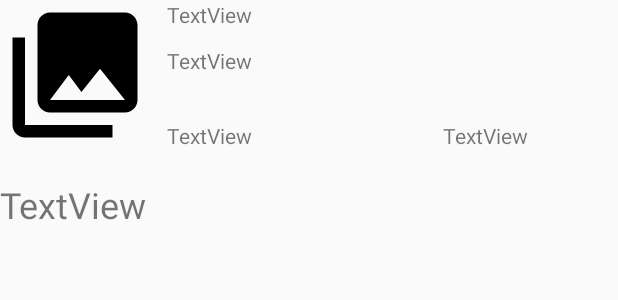
After one commit to phamhoainguyen/CarPooling2, an Android app: the layout history_item.xml on its own in the app's theme, with its tools: preview values and no code run, on a phone screen of 412 x 824 dp. The commit adds this screen. Shown: the top 300 px of the screen. Run offline under Robolectric (Android 15) with nearby library versions, the phone set to English and light mode, and no system bars.

Commit message:
- Cache được tài khoản, ứng dụng không bị quay lại màn hình đầu tiên khi nhấn home hoặc back button - Register: kiểm thực được số điện thoaị đã đươc đăng kí chưa  - History: quản lý lịch sữ bài đăng, đang làm thêm chức năng xóa bài đăng  - Vô MainAcitvity thì không back lại được màn hình đăng kí hay đăng nhập

```diff
--- a/app/build.gradle
+++ b/app/build.gradle
@@ -10,6 +10,7 @@ android {
         versionCode 1
         versionName "1.0"
         testInstrumentationRunner "android.support.test.runner.AndroidJUnitRunner"
+        multiDexEnabled true
     }
     buildTypes {
         release {
--- a/app/src/main/java/com/example/admin/carpooling2/PhoneVerification.java
+++ b/app/src/main/java/com/example/admin/carpooling2/PhoneVerification.java
@@ -2,6 +2,7 @@ package com.example.admin.carpooling2;
 
 import android.app.ProgressDialog;
 import android.content.Intent;
+import android.content.SharedPreferences;
 import android.support.annotation.NonNull;
 import android.support.v7.app.AppCompatActivity;
 import android.os.Bundle;
@@ -203,6 +204,11 @@ public class PhoneVerification extends AppCompatActivity implements VerifyReques
                                     User newUser = new User(user.getUid(),name,phone);
                                     FirebaseDatabase.getInstance().getReference("users").child(user.getUid()).setValue(newUser);
                                     MainActivity.currentUser = newUser;
+                                    SharedPreferences cache = getSharedPreferences("cache",MODE_PRIVATE);
+                                    SharedPreferences.Editor editor = cache.edit();
+                                    editor.putString("id",user.getUid());
+
+                                    editor.commit();
                                     dialog.dismiss();
                                     startActivity(intent);
 
--- a/app/src/main/java/com/example/admin/carpooling2/Result.java
+++ b/app/src/main/java/com/example/admin/carpooling2/Result.java
@@ -112,6 +112,7 @@ public class Result extends Fragment implements RecordAdapter.ClickListener{
         return  view;
     }
 
+
     @Override
     public void onResume() {
         super.onResume();
--- /dev/null
+++ b/app/src/main/res/layout/history_item.xml
@@ -0,0 +1,60 @@
+<?xml version="1.0" encoding="utf-8"?>
+<RelativeLayout xmlns:android="http://schemas.android.com/apk/res/android"
+    xmlns:app="http://schemas.android.com/apk/res-auto"
+    android:layout_width="match_parent"
+    android:layout_height="wrap_content"
+    android:orientation="vertical">
+
+    <ImageView
+        android:id="@+id/imgVehicle"
+        android:layout_width="100dp"
+        android:layout_height="100dp"
+        app:srcCompat="@drawable/ic_menu_gallery" />
+
+    <TextView
+        android:id="@+id/txtOrigin"
+        android:layout_width="wrap_content"
+        android:layout_height="wrap_content"
+        android:layout_alignParentTop="true"
+        android:layout_marginStart="11dp"
+        android:layout_toEndOf="@+id/imgVehicle"
+        android:text="TextView" />
+
+    <TextView
+        android:id="@+id/txtDate"
+        android:layout_width="wrap_content"
+        android:layout_height="wrap_content"
+        android:layout_alignBottom="@+id/imgVehicle"
+        android:layout_alignStart="@+id/txtDestination"
+        android:text="TextView" />
+
+    <TextView
+        android:id="@+id/txtDestination"
+        android:layout_width="wrap_content"
+        android:layout_height="wrap_content"
+        android:layout_alignStart="@+id/txtOrigin"
+        android:layout_below="@+id/txtOrigin"
+        android:layout_marginTop="11dp"
+        android:text="TextView" />
+
+    <TextView
+        android:id="@+id/txtTime"
+        android:layout_width="wrap_content"
+        android:layout_height="wrap_content"
+        android:layout_alignBaseline="@+id/txtDate"
+        android:layout_alignBottom="@+id/txtDate"
+        android:layout_alignParentEnd="true"
+        android:layout_marginEnd="60dp"
+        android:text="TextView" />
+
+    <TextView
+        android:id="@+id/txtName"
+        android:layout_width="wrap_content"
+        android:layout_height="wrap_content"
+        android:layout_alignParentStart="true"
+        android:layout_below="@+id/imgVehicle"
+        android:layout_marginTop="20dp"
+        android:text="TextView"
+        android:textSize="24sp" />
+
+</RelativeLayout>
--- a/app/src/main/res/layout/post.xml
+++ b/app/src/main/res/layout/post.xml
@@ -77,7 +77,7 @@
             android:layout_height="wrap_content"
             android:layout_weight="1"
             android:ems="10"
-            android:hint="@string/time_back"
+            android:hint="@string/time_start"
             android:inputType="textPersonName" />
     </LinearLayout>
 
```
Also changed, not shown: app/src/main/AndroidManifest.xml (+17 -9 lines), app/src/main/java/com/example/admin/carpooling2/History.java (added, +72 -0 lines), app/src/main/java/com/example/admin/carpooling2/HistoryAdapter.java (added, +110 -0 lines), app/src/main/java/com/example/admin/carpooling2/Login.java (+20 -2 lines), app/src/main/java/com/example/admin/carpooling2/MainActivity.java (+34 -1 lines), app/src/main/java/com/example/admin/carpooling2/Register.java (+45 -6 lines), app/src/main/java/com/example/admin/carpooling2/Splash.java (added, +69 -0 lines), app/src/main/res/layout/activity_splash.xml (added, +23 -0 lines), app/src/main/res/layout/history.xml (added, +12 -0 lines), app/src/main/res/menu/activity_main_drawer.xml (+11 -2 lines), app/src/main/res/values/strings.xml (+7 -1 lines).
